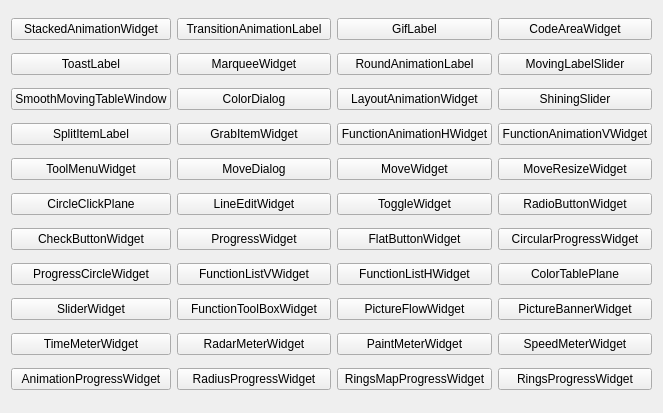
Old version of the form TTKExample/mainwindow.ui in the repository Greedysky/TTKWidgetTools.
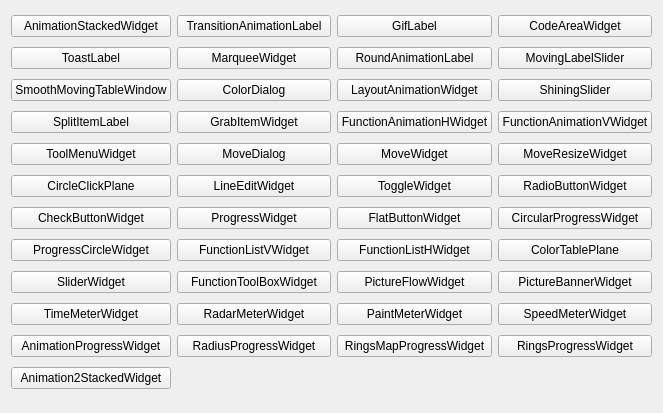
New version of the form. Icons and pictures are not drawn.

The edit to the form file:
```diff
--- a/TTKExample/mainwindow.ui
+++ b/TTKExample/mainwindow.ui
@@ -162,7 +162,7 @@
     <item row="0" column="0">
      <widget class="QPushButton" name="pushButton">
       <property name="text">
-       <string>StackedAnimationWidget</string>
+       <string>AnimationStackedWidget</string>
       </property>
      </widget>
     </item>
@@ -327,6 +327,13 @@
       </property>
      </widget>
     </item>
+        <item row="13" column="0">
+     <widget class="QPushButton" name="pushButton_44">
+      <property name="text">
+       <string>Animation2StackedWidget</string>
+      </property>
+     </widget>
+    </item>
    </layout>
   </widget>
  </widget>
```
